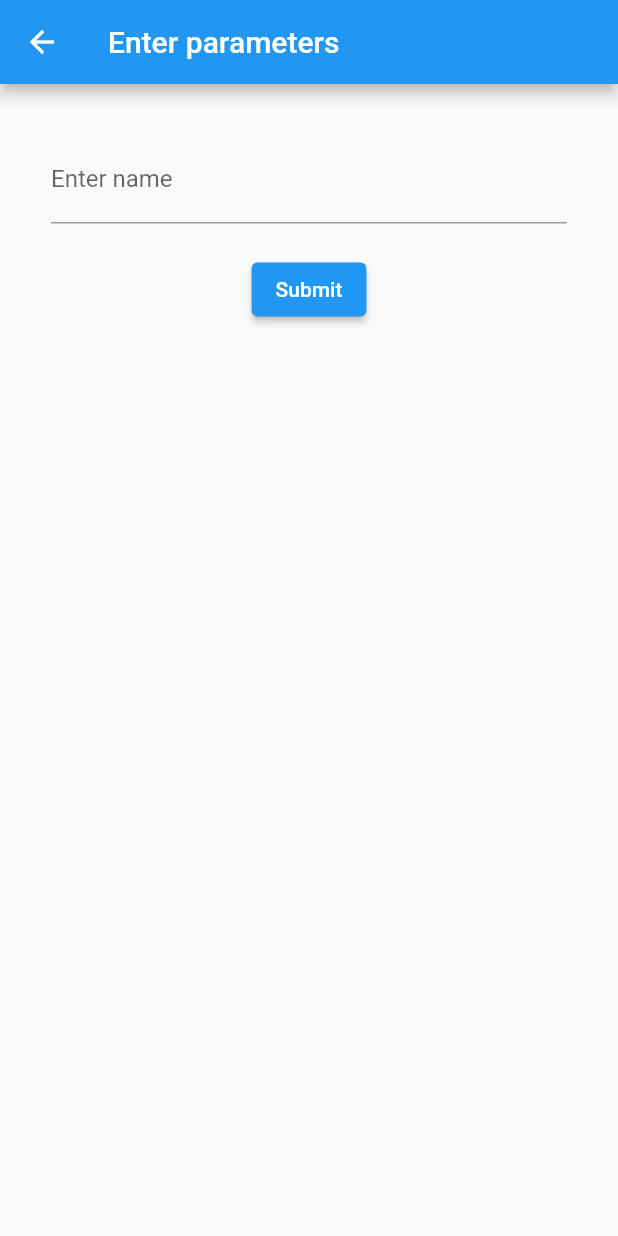
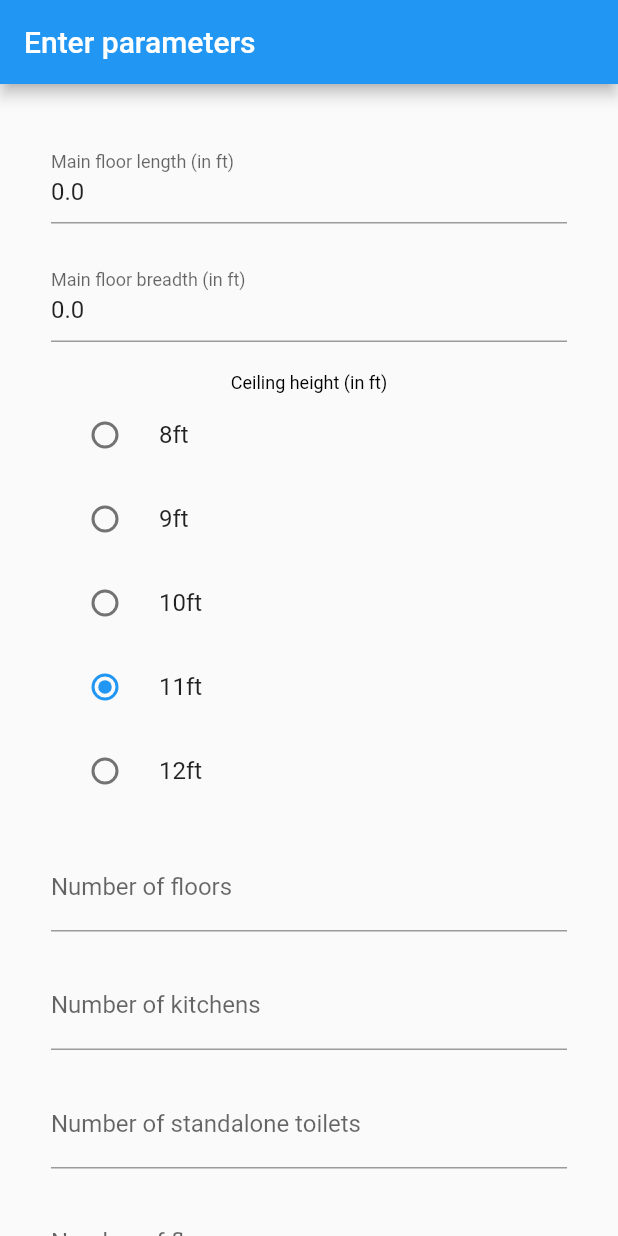
Before and after one commit to reelest/cost_estimator, a Flutter app: the screen it shows after launch, after a tap on the "skip next" icon, after a tap on "DONE", on a phone screen of 412 x 824 dp. Run offline on Flutter 3.47's test engine with Material 2 defaults, Android fonts, the phone set to English and light mode, and no system bars; our stand-ins replace intro_slider.

Commit message:
feat: second screen

```diff
--- /dev/null
+++ b/lib/components/theme.dart
@@ -0,0 +1,28 @@
+/*
+  Contains all the styles used by the application.
+*/
+import 'package:flutter/material.dart';
+
+class GlobalTheme {
+  static const TextStyle h1 = TextStyle(
+      color: Colors.black87, fontSize: 30, fontWeight: FontWeight.bold);
+  static const TextStyle description = TextStyle(
+      color: Colors.black45, fontSize: 18, fontWeight: FontWeight.normal);
+
+  // Colors
+  static const Color splashBackground = Color(0xFFFFFFFF);
+
+  // ThemeData
+  static ThemeData themeData = ThemeData(
+      // This is the theme of your application.
+      //
+      // Try running your application with "flutter run". You'll see the
+      // application has a blue toolbar. Then, without quitting the app, try
+      // changing the primarySwatch below to Colors.green and then invoke
+      // "hot reload" (press "r" in the console where you ran "flutter run",
+      // or simply save your changes to "hot reload" in a Flutter IDE).
+      // Notice that the counter didn't reset back to zero; the application
+      // is not restarted.
+      // primarySwatch: Colors.blue,
+      primaryColor: Colors.blue);
+}
--- a/lib/main.dart
+++ b/lib/main.dart
@@ -1,3 +1,4 @@
+import 'package:cost_estimator/components/theme.dart';
 import 'package:cost_estimator/screens/home/main.dart';
 import 'package:cost_estimator/screens/intro/main.dart';
 import 'package:flutter/material.dart';
@@ -14,18 +15,7 @@ class MyApp extends StatelessWidget {
   Widget build(BuildContext context) {
     return MaterialApp(
         title: 'Cost Estimator',
-        theme: ThemeData(
-            // This is the theme of your application.
-            //
-            // Try running your application with "flutter run". You'll see the
-            // application has a blue toolbar. Then, without quitting the app, try
-            // changing the primarySwatch below to Colors.green and then invoke
-            // "hot reload" (press "r" in the console where you ran "flutter run",
-            // or simply save your changes to "hot reload" in a Flutter IDE).
-            // Notice that the counter didn't reset back to zero; the application
-            // is not restarted.
-            // primarySwatch: Colors.blue,
-            primaryColor: Colors.blue),
+        theme: GlobalTheme.themeData,
         routes: <String, WidgetBuilder>{
           '/': (context) => const IntroScreen(title: "Introduction"),
           '/home': (context) => const HomeScreen(title: "Enter parameters")
--- /dev/null
+++ b/lib/screens/home/fields.dart
@@ -0,0 +1,91 @@
+import 'package:flutter/material.dart';
+
+enum FieldType { number, decimal, multiline, text, radio, checkbox, submit }
+
+class FieldConfig<T> {
+  final FieldType type;
+  final String name;
+  T? value;
+  final String label;
+  final String hint;
+  final Map<String, T>? options;
+  FieldConfig(this.type, this.name, this.value, this.label,
+      [this.hint = "", this.options]);
+
+  TextInputType getTextInputType() {
+    switch (type) {
+      case FieldType.text:
+        return TextInputType.text;
+      case FieldType.number:
+      case FieldType.decimal:
+        return TextInputType.number;
+      case FieldType.multiline:
+        return TextInputType.multiline;
+      case FieldType.radio:
+      case FieldType.checkbox:
+      case FieldType.submit:
+      //Do nothing
+    }
+    return TextInputType.text;
+  }
+}
+
+List<FieldConfig> defaultFields({lengthUnit = "ft"}) {
+  String length(text) {
+    return '$text (in $lengthUnit)';
+  }
+
+  return [
+    FieldConfig<double>(
+        FieldType.decimal,
+        "mainFloorLength",
+        0,
+        length("Main floor length"),
+        "Enter the length in $lengthUnit of the main floor. The living area does not include garage, porches or decks."),
+    FieldConfig<double>(
+        FieldType.decimal,
+        "mainFloorBreadth",
+        0,
+        length("Main floor breadth"),
+        "Enter the breadth in $lengthUnit of the main floor. The living area does not include garage, porches or decks."),
+    FieldConfig<double>(
+        FieldType.radio,
+        "ceilingHeight",
+        11,
+        length("Ceiling height"),
+        "Select the height of the main floor of the building.", {
+      "8ft": 8,
+      "9ft": 9,
+      "10ft": 10,
+      "11ft": 11,
+      "12ft": 12,
+    }),
+    FieldConfig<int>(
+        FieldType.number,
+        "numberOfFloors",
+        null,
+        "Number of floors",
+        "Enter the number of floors or the number of storeys the building has excluding the main ground floor."),
+    FieldConfig<int>(
+        FieldType.number,
+        "numberOfKitchens",
+        null,
+        "Number of kitchens",
+        "Enter the number of kitchens the house will contain."),
+    FieldConfig<int>(
+        FieldType.number,
+        "numberOfStandaloneToilets",
+        null,
+        "Number of standalone toilets",
+        "Enter the number of toilets without bathroom elements inside."),
+    FieldConfig<int>(
+        FieldType.number,
+        "numberOfFullBathrooms",
+        null,
+        "Number of floors",
+        "A full bathroom will have a tub/shower, sink and toilet."),
+    FieldConfig<int>(FieldType.number, "numberOfRooms", null, "Number of rooms",
+        "Enter the number of rooms in the house."),
+    FieldConfig(FieldType.submit, "done", false, "Submit")
+  ];
+}
--- a/lib/screens/home/main.dart
+++ b/lib/screens/home/main.dart
@@ -2,25 +2,11 @@ import 'dart:developer';
 
 import 'package:flutter/material.dart';
 
-// const MyHomePage(title: 'Flutter Demo Home Page'),
-
-enum FormType { number, multiline, text, radio, checkbox, submit }
-
-class FormConfig<T> {
-  final FormType type;
-  final String name;
-  T value;
-  final String label;
-  final String hint;
-  FormConfig(this.type, this.name, this.value, this.label, [this.hint = ""]);
-}
+import 'fields.dart';
 
 class _HomeScreenState extends State<HomeScreen> {
   final _formKey = GlobalKey<FormState>();
-  final configs = [
-    FormConfig(FormType.text, "name", "", "Enter name"),
-    FormConfig(FormType.submit, "done", false, "Submit")
-  ];
+  final configs = defaultFields();
 
   handleSubmit() {
     final map = Map<String, dynamic>.fromEntries(
@@ -28,24 +14,69 @@ class _HomeScreenState extends State<HomeScreen> {
     log(map.toString());
   }
 
-  Widget renderText(FormFieldState<FormConfig> state) {
+  Widget renderText(FormFieldState<FieldConfig> state) {
     final config = state.value;
     if (config == null) return const Text("...");
-    String value = config.value;
+    String? value = config.value == null ? null : '${config.value}';
+    dynamic cast(String? value) {
+      if (value == null) return value;
+      switch (config.type) {
+        case FieldType.number:
+          return int.tryParse(value) ?? 0;
+        case FieldType.decimal:
+          return double.tryParse(value) ?? 0;
+        default:
+          return value;
+      }
+    }
+
     return Column(children: [
       TextFormField(
           initialValue: value,
-          onSaved: (value) => {config.value = value},
-          onChanged: (value) => {config.value = value},
+          keyboardType: config.getTextInputType(),
+          maxLines: config.type == FieldType.multiline ? 5 : 1,
+          onSaved: (value) => {config.value = cast(value)},
+          onChanged: (value) => {config.value = cast(value)},
           decoration:
               InputDecoration(labelText: config.label, hintText: config.hint))
     ]);
   }
 
-  Widget renderSubmit(FormFieldState<FormConfig> state) {
+  Widget renderRadio(FormFieldState<FieldConfig> state) {
     final config = state.value;
-    disableOthers(FormConfig element) {
-      if (element.type == FormType.submit) {
+    final options = config?.options;
+    if (config == null || options == null) return const Text("...");
+
+    Widget renderOption<T>(MapEntry<String, T> e) {
+      return RadioListTile<T>(
+          value: e.value,
+          groupValue: config.value,
+          title: Text(e.key),
+          onChanged: ((value) => config.value = value));
+    }
+
+    return Column(children: [
+      SizedBox(
+        //You can define in as your screen's size width,
+        //or you can choose a double
+        //ex:
+        //width: 100,
+        //this is the total width of your screen
+        child: Text(
+          config.label,
+          maxLines: 1000,
+          style: Theme.of(context).textTheme.labelMedium,
+          overflow: TextOverflow.ellipsis,
+        ),
+      ),
+      ...options.entries.map<Widget>(renderOption)
+    ]);
+  }
+
+  Widget renderSubmit(FormFieldState<FieldConfig> state) {
+    final config = state.value;
+    disableOthers(FieldConfig element) {
+      if (element.type == FieldType.submit) {
         element.value = false;
       }
     }
@@ -63,22 +94,26 @@ class _HomeScreenState extends State<HomeScreen> {
     ]);
   }
 
-  FormField<FormConfig> getFormField(FormConfig config) {
+  FormField<FieldConfig> getFormField(FieldConfig config) {
     switch (config.type) {
-      case FormType.text:
-        return FormField<FormConfig>(builder: renderText, initialValue: config);
-      case FormType.submit:
-        return FormField<FormConfig>(
+      case FieldType.text:
+      case FieldType.multiline:
+      case FieldType.number:
+      case FieldType.decimal:
+        return FormField<FieldConfig>(
+            builder: renderText, initialValue: config);
+      case FieldType.radio:
+        return FormField<FieldConfig>(
+            builder: renderRadio, initialValue: config);
+      case FieldType.submit:
+        return FormField<FieldConfig>(
             builder: renderSubmit, initialValue: config);
-      case FormType.checkbox:
-      case FormType.number:
-      case FormType.multiline:
-      case FormType.radio:
+      case FieldType.checkbox:
         throw UnimplementedError("Not yet implemented");
     }
   }
 
-  Widget renderField(FormConfig config) {
+  Widget renderField(FieldConfig config) {
     return Padding(
         padding: const EdgeInsets.all(10.0), child: getFormField(config));
   }
@@ -86,15 +121,18 @@ class _HomeScreenState extends State<HomeScreen> {
   @override
   Widget build(BuildContext context) {
     return Scaffold(
-        appBar: AppBar(
-          title: Text(widget.title),
+      appBar: AppBar(
+        title: Text(widget.title),
+      ),
+      body: Form(
+        key: _formKey,
+        child: ListView(
+          primary: true,
+          padding: const EdgeInsets.symmetric(vertical: 24, horizontal: 24),
+          children: configs.map<Widget>(renderField).toList(),
         ),
-        body: Form(
-            key: _formKey,
-            child: Padding(
-                padding:
-                    const EdgeInsets.symmetric(vertical: 24, horizontal: 24),
-                child: Column(children: configs.map(renderField).toList()))));
+      ),
+    );
   }
 }
 
--- a/lib/screens/intro/main.dart
+++ b/lib/screens/intro/main.dart
@@ -1,53 +1,66 @@
+import 'package:cost_estimator/components/theme.dart';
 import 'package:intro_slider/intro_slider.dart';
 import 'package:flutter/material.dart';
+
+class IntroImage extends StatelessWidget {
+  final String src;
+  const IntroImage(this.src, {super.key});
+  @override
+  Widget build(BuildContext context) {
+    return Center(
+        child: Image.asset(
+      src,
+      width: 250,
+      height: 250,
+      fit: BoxFit.scaleDown,
+    ));
+  }
+}
 
 class IntroScreenDefaultState extends State<IntroScreen> {
   List<ContentConfig> listContentConfig = [];
   @override
   void initState() {
     super.initState();
-    const TextStyle headerStyles = TextStyle(
-        color: Colors.black87, fontSize: 30, fontWeight: FontWeight.bold);
-    const TextStyle descriptionStyles = TextStyle(
-        color: Colors.black45, fontSize: 18, fontWeight: FontWeight.normal);
 
     listContentConfig.add(
       const ContentConfig(
-        title: "GET BUILDING COSTS",
-        styleTitle: headerStyles,
-        textOverFlowTitle: null,
-        styleDescription: descriptionStyles,
+        title: "Estimate building costs",
+        maxLineTitle: 3,
+        styleTitle: GlobalTheme.h1,
+        styleDescription: GlobalTheme.description,
         description:
             "Get accurate estimation of the resources needed to complete your project",
-        pathImage: "assets/images/budget_and_finance.jpg",
-        foregroundImageFit: BoxFit.cover,
-        backgroundColor: Color(0xFFFFFFFF),
+        centerWidget: IntroImage("assets/images/budget_and_finance.jpg"),
+        backgroundColor: GlobalTheme.splashBackground,
       ),
     );
     listContentConfig.add(
       const ContentConfig(
-        title: "MAKE YOUR PLANS WITH INSIGHTS",
-        styleTitle: headerStyles,
-        styleDescription: descriptionStyles,
+        title: "Gain insights to budget wisely",
+        maxLineTitle: 3,
+        styleTitle: GlobalTheme.h1,
+        styleDescription: GlobalTheme.description,
         description: "Use insights gained to plan correctly and reduce costs",
-        pathImage: "assets/images/save_money_piggy.jpg",
-        backgroundColor: Color(0xFFFFFFFF),
+        centerWidget: IntroImage("assets/images/save_money_piggy.jpg"),
+        backgroundColor: GlobalTheme.splashBackground,
       ),
     );
     listContentConfig.add(
       const ContentConfig(
-        title: "SPEED UP THE BUILDING PROCESS",
-        styleTitle: headerStyles,
-        styleDescription: descriptionStyles,
-        description: "Spend less time designing and begin work faster",
-        pathImage: "assets/images/work_icon.jpg",
-        backgroundColor: Color(0xFFFFFFFF),
+        title: "Accelerate the time to work",
+        maxLineTitle: 3,
+        styleTitle: GlobalTheme.h1,
+        styleDescription: GlobalTheme.description,
+        description: "Spend less time designing and start work faster",
+        centerWidget: IntroImage("assets/images/work_icon.jpg"),
+        backgroundColor: GlobalTheme.splashBackground,
       ),
     );
   }
 
   _onDonePress() {
-    Navigator.of(context).pushNamed('/home');
+    Navigator.of(context).pushReplacementNamed('/home');
   }
 
   @override
```
Also changed, not shown: assets/images/budget_and_finance.jpg, assets/images/save_money_piggy.jpg, assets/images/work_icon.jpg.
